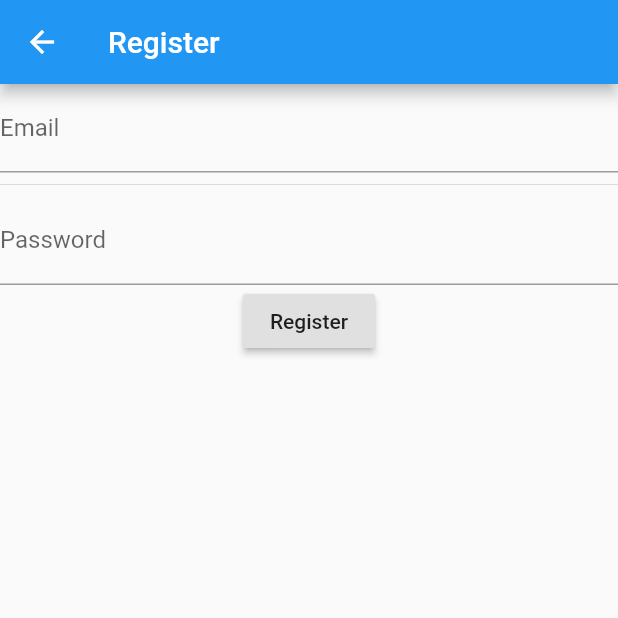
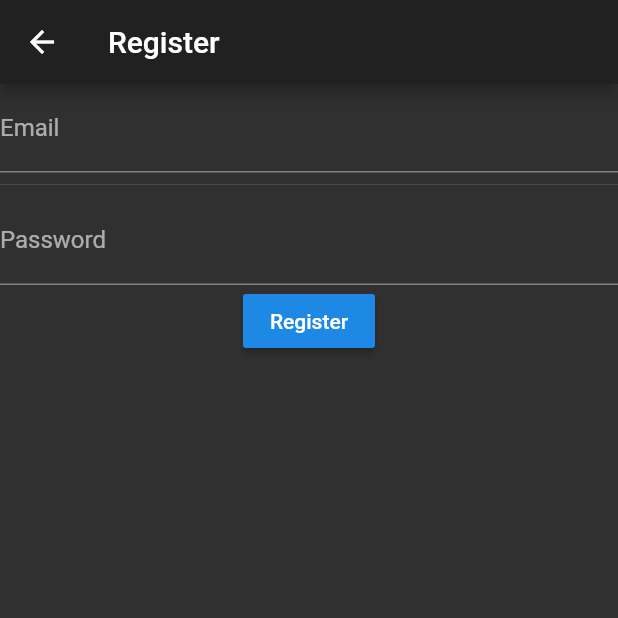
Before and after one commit to modeckrus/firebase_test, a Flutter app: the screen it shows after launch, after a tap on "Register", on a phone screen of 412 x 824 dp, the top half of it. Run offline on Flutter 3.47's test engine with Material 2 defaults, Android fonts, the light colour scheme and no system bars; accounts and stored records are empty; network calls fail.

Commit message:
firestore_converter initial

```diff
--- a/lib/login_page.dart
+++ /dev/null
@@ -1,20 +0,0 @@
-import 'package:flutter/material.dart';
-
-class LoginPage extends StatefulWidget {
-  @override
-  _LoginPageState createState() => _LoginPageState();
-}
-
-class _LoginPageState extends State<LoginPage> {
-  @override
-  Widget build(BuildContext context) {
-    return SafeArea(
-      top: false,
-      child: Scaffold(
-        appBar: AppBar(
-          title: Text('Login'),
-        ),
-      ),
-    );
-  }
-}
--- a/lib/main.dart
+++ b/lib/main.dart
@@ -1,16 +1,11 @@
 import 'package:firebase_test/route_generator.dart';
+import 'package:firebase_test/service/firebase_service.dart';
 import 'package:flutter/material.dart';
 
 void main() {
+  FirebaseService.loadFromFile();
   runApp(MyApp());
 }
-
-// const API_KEY := "[ENTER API KEY]"
-// const PROJECT_ID := "[ENTER PROJECT ID]"
-
-// const REGISTER_URL := "https://www.googleapis.com/identitytoolkit/v3/relyingparty/signupNewUser?key=%s" % API_KEY
-// const LOGIN_URL := "https://www.googleapis.com/identitytoolkit/v3/relyingparty/verifyPassword?key=%s" % API_KEY
-// const FIRESTORE_URL := "https://firestore.googleapis.com/v1/projects/%s/databases/(default)/documents/" % PROJECT_ID
 
 class MyApp extends StatelessWidget {
   @override
@@ -18,6 +13,7 @@ class MyApp extends StatelessWidget {
     return MaterialApp(
       title: 'Flutter Demo',
       darkTheme: ThemeData.dark(),
+      themeMode: ThemeMode.dark,
       onGenerateRoute: (settings) {
         return RouteGenerator.generateRoute(settings);
       },
--- /dev/null
+++ b/lib/pages/error_page.dart
@@ -0,0 +1,36 @@
+import 'package:flutter/material.dart';
+
+class ErrorPage extends StatefulWidget {
+  final String error;
+  ErrorPage({Key key, this.error}) : super(key: key);
+
+  @override
+  _ErrorPageState createState() => _ErrorPageState();
+}
+
+class _ErrorPageState extends State<ErrorPage> {
+  @override
+  Widget build(BuildContext context) {
+    return SafeArea(
+      top: false,
+      child: Scaffold(
+        appBar: AppBar(
+          title: Text('Error Page'),
+          actions: [
+            IconButton(
+              icon: Icon(Icons.home),
+              onPressed: () {
+                Navigator.pushNamed(context, '/');
+              },
+            ),
+          ],
+        ),
+        body: Column(
+          mainAxisAlignment: MainAxisAlignment.center,
+          mainAxisSize: MainAxisSize.max,
+          children: [Text(widget.error ?? 'No such page')],
+        ),
+      ),
+    );
+  }
+}
--- a/lib/initial_page.dart
+++ b/lib/pages/initial_page.dart
@@ -1,3 +1,4 @@
+import 'package:firebase_test/service/firebase_service.dart';
 import 'package:flutter/material.dart';
 
 class InitialPage extends StatefulWidget {
@@ -16,23 +17,29 @@ class _InitialPageState extends State<InitialPage> {
         ),
         body: Column(
           children: [
-            RaisedButton(
-              child: Text('Register'),
-              onPressed: () {
+            ListTile(
+              trailing: Icon(Icons.navigate_next),
+              leading: Icon(Icons.supervised_user_circle),
+              title: Text('Register'),
+              onTap: () {
                 Navigator.pushNamed(context, '/register');
               },
             ),
             Divider(),
-            RaisedButton(
-              child: Text('Login'),
-              onPressed: () {
+            ListTile(
+              title: Text('Login'),
+              leading: Icon(Icons.account_circle),
+              trailing: Icon(Icons.navigate_next),
+              onTap: () {
                 Navigator.pushNamed(context, '/login');
               },
             ),
             Divider(),
-            RaisedButton(
-              child: Text('Test'),
-              onPressed: () {
+            ListTile(
+              trailing: Icon(Icons.navigate_next),
+              leading: Icon(Icons.adb),
+              title: Text('Test'),
+              onTap: () {
                 Navigator.pushNamed(context, '/test');
               },
             ),
--- a/lib/register_page.dart
+++ b/lib/pages/login_page.dart
@@ -1,14 +1,14 @@
 import 'dart:async';
 
-import 'package:firebase_test/firebase_service.dart';
+import 'package:firebase_test/service/firebase_service.dart';
 import 'package:flutter/material.dart';
 
-class RegisterPage extends StatefulWidget {
+class LoginPage extends StatefulWidget {
   @override
-  _RegisterPageState createState() => _RegisterPageState();
+  _LoginPageState createState() => _LoginPageState();
 }
 
-class _RegisterPageState extends State<RegisterPage> {
+class _LoginPageState extends State<LoginPage> {
   TextEditingController _emailController;
   TextEditingController _passwordController;
   @override
@@ -31,7 +31,7 @@ class _RegisterPageState extends State<RegisterPage> {
       top: false,
       child: Scaffold(
         appBar: AppBar(
-          title: Text('Register'),
+          title: Text('Login'),
         ),
         body: SingleChildScrollView(
           child: Column(
@@ -50,9 +50,9 @@ class _RegisterPageState extends State<RegisterPage> {
                 decoration: InputDecoration(labelText: 'Password'),
               ),
               RaisedButton(
-                child: Text('Register'),
+                child: Text('Login'),
                 onPressed: () {
-                  FirebaseService.register(
+                  FirebaseService.login(
                       _emailController.text, _passwordController.text);
                 },
               ),
--- /dev/null
+++ b/lib/pages/register_page.dart
@@ -0,0 +1,63 @@
+import 'package:firebase_test/service/firebase_service.dart';
+import 'package:flutter/material.dart';
+
+class RegisterPage extends StatefulWidget {
+  @override
+  _RegisterPageState createState() => _RegisterPageState();
+}
+
+class _RegisterPageState extends State<RegisterPage> {
+  TextEditingController _emailController;
+  TextEditingController _passwordController;
+  @override
+  void initState() {
+    super.initState();
+    _emailController = TextEditingController();
+    _passwordController = TextEditingController();
+  }
+
+  @override
+  void dispose() {
+    _emailController.dispose();
+    _passwordController.dispose();
+    super.dispose();
+  }
+
+  @override
+  Widget build(BuildContext context) {
+    return SafeArea(
+      top: false,
+      child: Scaffold(
+        appBar: AppBar(
+          title: Text('Register'),
+        ),
+        body: SingleChildScrollView(
+          child: Column(
+            children: [
+              TextField(
+                controller: _emailController,
+                decoration: InputDecoration(
+                  labelText: 'Email',
+                ),
+                keyboardType: TextInputType.emailAddress,
+              ),
+              Divider(),
+              TextField(
+                controller: _passwordController,
+                keyboardType: TextInputType.visiblePassword,
+                decoration: InputDecoration(labelText: 'Password'),
+              ),
+              RaisedButton(
+                child: Text('Register'),
+                onPressed: () {
+                  FirebaseService.register(
+                      _emailController.text, _passwordController.text);
+                },
+              ),
+            ],
+          ),
+        ),
+      ),
+    );
+  }
+}
--- a/lib/test_page.dart
+++ b/lib/pages/test_page.dart
@@ -1,3 +1,4 @@
+import 'package:firebase_test/service/firebase_service.dart';
 import 'package:flutter/material.dart';
 import 'dart:io';
 
@@ -36,7 +37,18 @@ class _TestPageState extends State<TestPage> {
                   print('done');
                   print(file.absolute.path);
                 },
-              )
+              ),
+              Divider(),
+              Text('Get document'),
+              RaisedButton(
+                child: Text('get'),
+                onPressed: () async {
+                  final string = await FirebaseService.getDocument('huis/huis');
+                  print('Done: $string');
+                },
+              ),
+              Divider(),
+              Text(FirebaseService.status ?? 'Status: no'),
             ],
           ),
         ),
--- a/lib/route_generator.dart
+++ b/lib/route_generator.dart
@@ -1,36 +1,47 @@
-import 'package:firebase_test/initial_page.dart';
-import 'package:firebase_test/login_page.dart';
-import 'package:firebase_test/register_page.dart';
-import 'package:firebase_test/test_page.dart';
+import 'package:firebase_test/pages/error_page.dart';
+import 'package:firebase_test/pages/initial_page.dart';
+import 'package:firebase_test/pages/login_page.dart';
+import 'package:firebase_test/pages/register_page.dart';
+import 'package:firebase_test/pages/test_page.dart';
 import 'package:flutter/material.dart';
+
+import 'service/route_transitions.dart';
 
 class RouteGenerator {
   static Route<dynamic> generateRoute(RouteSettings settings) {
     switch (settings.name) {
       case '/':
-        return MaterialPageRoute(
-          builder: (context) => InitialPage(),
-        );
+        return PageRouteTransition(
+            builder: (_) => InitialPage(),
+            animationType: AnimationType.slide_right,
+            curves: Curves.easeInOut);
         break;
       case '/login':
-        return MaterialPageRoute(
-          builder: (context) => LoginPage(),
-        );
+        return PageRouteTransition(
+            builder: (_) => LoginPage(),
+            animationType: AnimationType.slide_right,
+            curves: Curves.easeInOut);
         break;
       case '/register':
-        return MaterialPageRoute(
-          builder: (context) => RegisterPage(),
-        );
+        return PageRouteTransition(
+            builder: (_) => RegisterPage(),
+            animationType: AnimationType.slide_right,
+            curves: Curves.easeInOut);
         break;
       case '/test':
-        return MaterialPageRoute(
-          builder: (context) => TestPage(),
-        );
+        return PageRouteTransition(
+            builder: (_) => TestPage(),
+            animationType: AnimationType.slide_right,
+            curves: Curves.easeInOut);
         break;
       default:
-        return MaterialPageRoute(
-          builder: (context) => InitialPage(),
-        );
+        return PageRouteTransition(
+            builder: (_) => ErrorPage(
+                  error: 'No such Page',
+                ),
+            animationType: AnimationType.slide_right,
+            curves: Curves.easeInOut);
+        break;
     }
   }
 }
--- a/lib/firebase_service.dart
+++ b/lib/service/firebase_service.dart
@@ -1,9 +1,11 @@
 import 'dart:async';
 import 'dart:convert';
+import 'dart:io';
 
 import 'package:http/http.dart' as http;
 
 class FirebaseService {
+  // api and urls
   static const String projectId = 'testplatform-modeck';
   static const String apiKey = 'AIzaSyACE4LOeZ7e6hg2Q3dPaxDhz4y6n97gjmo';
   static final register_url =
@@ -12,19 +14,48 @@ class FirebaseService {
       'https://www.googleapis.com/identitytoolkit/v3/relyingparty/verifyPassword?key=$apiKey';
   static final firestore_url =
       'https://firestore.googleapis.com/v1/projects/$projectId/databases/(default)/documents/';
-  // static Map<String, dynamic> user_info;
+  // static final mask_url = '';
+  //  User
   static String currentToken;
   static bool isAuth = false;
-  static RegistredUser registredUser;
+  static AuthUser user;
+  //
+  static String status;
+  //  Private
+  static File _file = File('./settings.json');
+  //  Stream
   static Stream<String> get notification =>
       _notificationController.stream.asBroadcastStream();
   static final StreamController<String> _notificationController =
       StreamController<String>();
+  //  private functions
   static String _getTokenIdFromResult(http.Response result) {
     print(result.body);
-    registredUser = RegistredUser.fromJson(jsonDecode(result.body));
-    return registredUser.idToken;
+    user = AuthUser.fromJson(jsonDecode(result.body));
+    return user.idToken;
   }
+
+  static Map<String, String> _getRequestHeaders() {
+    return {
+      'Content-Type': 'application/json',
+      'Authorization': 'Bearer ${user.idToken}',
+    };
+  }
+
+  static Future<void> saveToFile() async {
+    final json = {'isAuth': isAuth, 'user': user, 'status': 'zalupa'};
+    final content = jsonEncode(json);
+    _file = await _file.writeAsString(content);
+  }
+
+  static Future<void> loadFromFile() async {
+    final content = await _file.readAsString();
+    final json = jsonDecode(content);
+    isAuth = json['isAuth'];
+    user = AuthUser.fromJson(json['user']);
+    status = json['zalupa'];
+  }
+  //Public fields
 
   static Future<void> register(String email, String password) async {
     final body = {
@@ -36,6 +67,7 @@ class FirebaseService {
     if (result.statusCode == 200) {
       currentToken = _getTokenIdFromResult(result);
       _notificationController.add('Register Success');
+      saveToFile();
     } else {
       print('Error: ${result.body}');
       _notificationController.add('Register Failed: ${result.body}');
@@ -53,38 +85,14 @@ class FirebaseService {
     if (result.statusCode == 200) {
       currentToken = _getTokenIdFromResult(result);
       _notificationController.add('Login Success');
+      saveToFile();
     } else {
       print('Error: ${result.body}');
       _notificationController.add('Login Failed: ${result.body}');
     }
   }
-//   func save_document(path: String, fields: Dictionary, http: HTTPRequest) -> void:
-// 	var document := { "fields": fields }
-// 	var body := to_json(document)
-// 	var url := FIRESTORE_URL + path
-// 	http.request(url, _get_request_headers(), false, HTTPClient.METHOD_POST, body)
 
-// func get_document(path: String, http: HTTPRequest) -> void:
-// 	var url := FIRESTORE_URL + path
-// 	http.request(url, _get_request_headers(), false, HTTPClient.METHOD_GET)
-
-// func update_document(path: String, fields: Dictionary, http: HTTPRequest) -> void:
-// 	var document := { "fields": fields }
-// 	var body := to_json(document)
-// 	var url := FIRESTORE_URL + path
-// 	http.request(url, _get_request_headers(), false, HTTPClient.METHOD_PATCH, body)
-
-// func delete_document(path: String, http: HTTPRequest) -> void:
-// 	var url := FIRESTORE_URL + path
-// 	http.request(url, _get_request_headers(), false, HTTPClient.METHOD_DELETE)
-  Map<String, String> _getRequestHeaders() {
-    return {
-      'Content-Type': 'application/json',
-      'Authorization': 'Bearer ${registredUser.idToken}"',
-    };
-  }
-
-  Future<String> getDocument(String path) async {
+  static Future<String> getDocument(String path) async {
     final url = firestore_url + path;
     final response = await http.get(url, headers: _getRequestHeaders());
     if (response.statusCode == 200) {
@@ -95,7 +103,7 @@ class FirebaseService {
     }
   }
 
-  saveDocument(String path, Map<String, dynamic> fields) async {
+  static saveDocument(String path, Map<String, dynamic> fields) async {
     final document = jsonEncode({
       'fields': fields,
     });
@@ -103,12 +111,12 @@ class FirebaseService {
     http.post(url, headers: _getRequestHeaders(), body: document);
   }
 
-  updateDocument(String path, Map<String, dynamic> fields) {}
+  static updateDocument(String path, Map<String, dynamic> fields) {}
 
-  deleteDocument(String path) {}
+  static deleteDocument(String path) {}
 }
 
-class RegistredUser {
+class AuthUser {
   String kind;
   String idToken;
   String email;
@@ -116,7 +124,7 @@ class RegistredUser {
   String expiresIn;
   String localId;
 
-  RegistredUser(
+  AuthUser(
       {this.kind,
       this.idToken,
       this.email,
@@ -124,7 +132,7 @@ class RegistredUser {
       this.expiresIn,
       this.localId});
 
-  RegistredUser.fromJson(Map<String, dynamic> json) {
+  AuthUser.fromJson(Map<String, dynamic> json) {
     kind = json['kind'];
     idToken = json['idToken'];
     email = json['email'];
--- /dev/null
+++ b/lib/service/firestore_to_json_service.dart
@@ -0,0 +1 @@
+class FirestoreToJson {}
--- /dev/null
+++ b/lib/service/route_transitions.dart
@@ -0,0 +1,102 @@
+// import 'package:flutter/foundation.dart';
+import 'package:flutter/material.dart';
+
+/// AnimationType defines what route transtition should take place
+enum AnimationType {
+  slide_right,
+  slide_left,
+  slide_up,
+  slide_down,
+  fade,
+  scale,
+}
+
+/// The main class that defines a custom Route transition / animation
+/// [WidgetBuilder builder] is required
+/// [Curves curves] is optional , by default it is set to [Curves.easeInOut]
+class PageRouteTransition<T> extends MaterialPageRoute<T> {
+  AnimationType animationType;
+  Cubic curves;
+
+  PageRouteTransition(
+      {@required WidgetBuilder builder,
+      RouteSettings settings,
+      AnimationType animationType = AnimationType.slide_right,
+      Cubic curves = Curves.easeInOut,
+      bool maintainState = true,
+      bool fullscreenDialog = false})
+      : animationType = animationType,
+        curves = curves,
+        super(
+            builder: builder,
+            settings: settings,
+            maintainState: maintainState,
+            fullscreenDialog: fullscreenDialog);
+
+  @override
+  Widget buildTransitions(BuildContext context, Animation<double> animation,
+      Animation<double> secondaryAnimation, Widget child) {
+    Animation customAnimation;
+    if (animationType == AnimationType.slide_right) {
+      customAnimation = Tween(begin: Offset(1.0, 0.0), end: Offset(0.0, 0.0))
+          .animate(CurvedAnimation(
+        parent: animation,
+        curve: curves,
+      ));
+      return SlideTransition(
+        position: customAnimation,
+        child: child,
+      );
+    } else if (animationType == AnimationType.slide_left) {
+      customAnimation = Tween(begin: Offset(-1.0, 0.0), end: Offset(0.0, 0.0))
+          .animate(CurvedAnimation(
+        parent: animation,
+        curve: curves,
+      ));
+      return SlideTransition(
+        position: customAnimation,
+        child: child,
+      );
+    } else if (animationType == AnimationType.slide_up) {
+      customAnimation = Tween(begin: Offset(0.0, 1.0), end: Offset(0.0, 0.0))
+          .animate(CurvedAnimation(
+        parent: animation,
+        curve: curves,
+      ));
+      return SlideTransition(
+        position: customAnimation,
+        child: child,
+      );
+    } else if (animationType == AnimationType.slide_down) {
+      customAnimation = Tween(begin: Offset(0.0, -1.0), end: Offset(0.0, 0.0))
+          .animate(CurvedAnimation(
+        parent: animation,
+        curve: curves,
+      ));
+      return SlideTransition(
+        position: customAnimation,
+        child: child,
+      );
+    } else if (animationType == AnimationType.fade) {
+      customAnimation = Tween(begin: 0.0, end: 1.0).animate(CurvedAnimation(
+        parent: animation,
+        curve: curves,
+      ));
+      return FadeTransition(
+        opacity: customAnimation,
+        child: child,
+      );
+    } else if (animationType == AnimationType.scale) {
+      customAnimation = Tween(begin: 0.0, end: 1.0).animate(CurvedAnimation(
+        parent: animation,
+        curve: curves,
+      ));
+      return ScaleTransition(
+        scale: customAnimation,
+        child: child,
+      );
+    } else {
+      throw new Exception("Animation type is invalid or null");
+    }
+  }
+}
```
Also changed, not shown: settings.json (added, +1 -0 lines).
